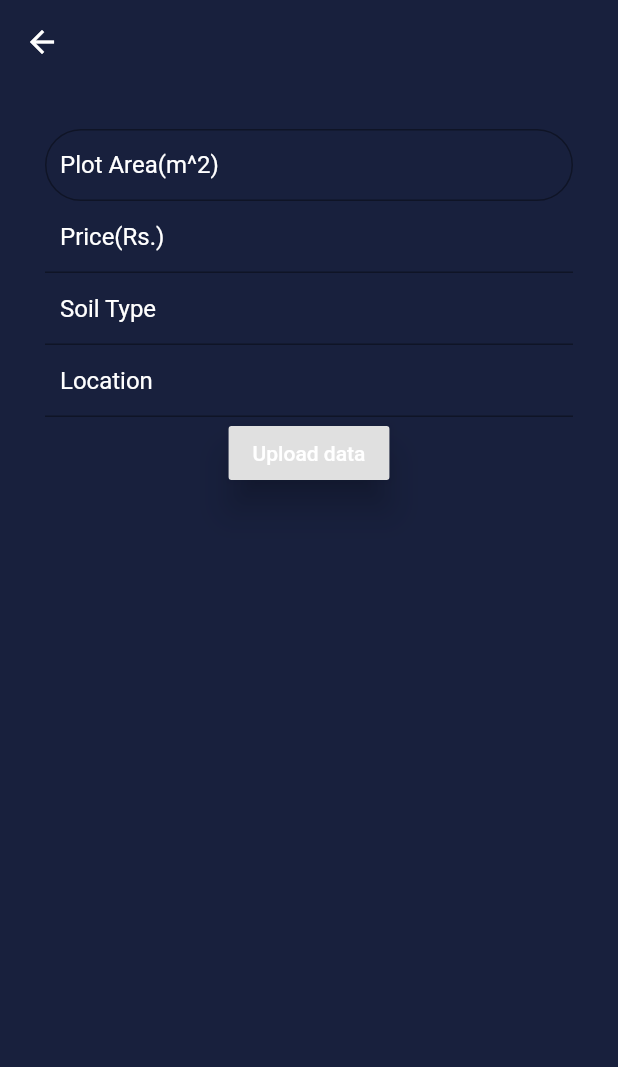
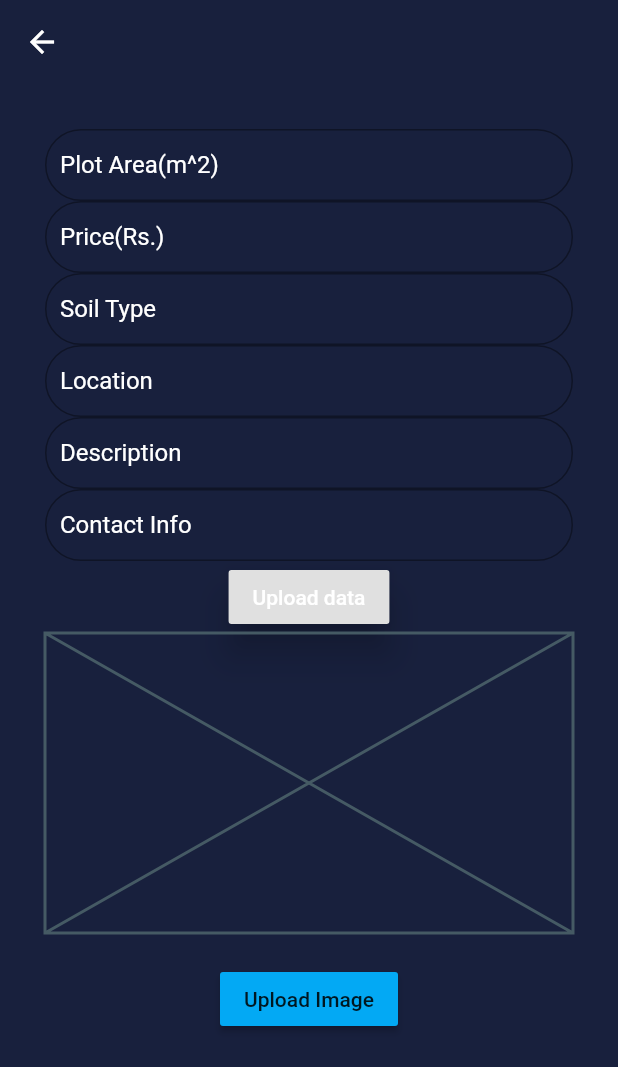
Before and after one commit to Ritwikmehta28/freelance_kisan, a Flutter app: the AddNewLand screen opened directly, after a tap on "Upload data", on a phone screen of 412 x 824 dp. Shown: the top 1067 px of the screen. Run offline on Flutter 3.47's test engine with Material 2 defaults, Android fonts, the phone set to English and light mode, and no system bars; our stand-ins replace cloud_firestore, firebase_auth, firebase_core, firebase_storage, font_awesome_flutter, google_fonts and 3 more; missing offline and left inert: flutter_facebook_auth; accounts and stored records are empty; network calls fail.

Commit message:
Image Upload

```diff
--- a/lib/AddNewLand.dart
+++ b/lib/AddNewLand.dart
@@ -1,5 +1,9 @@
+import 'package:firebase_storage/firebase_storage.dart';
 import 'package:flutter/material.dart';
 import 'package:cloud_firestore/cloud_firestore.dart';
+import 'dart:io';
+import 'package:image_picker/image_picker.dart';
+import 'package:permission_handler/permission_handler.dart';
 
 class AddNewLand extends StatefulWidget {
   @override
@@ -8,27 +12,65 @@ class AddNewLand extends StatefulWidget {
 
 class _AddNewLandState extends State<AddNewLand> {
 //  Variables
+  String imageUrl;
   int plotArea = 0;
   String location = "Default";
   int price = 0;
   String soilType = "Default";
+  String description = "Default";
+  String contactInfo = "Default";
   Color primaryColor = Color(0xff18203d);
 
-  void uploadImage() async {}
+  CollectionReference plots = FirebaseFirestore.instance.collection('Plots');
 
-  CollectionReference users = FirebaseFirestore.instance.collection('Plots');
-
-  Future<void> addUser() {
-    // Call the user's CollectionReference to add a new user
-    return users
+  Future<void> addPlot() {
+    return plots
         .add({
           'Plot_size': plotArea,
           'Soil_type': soilType,
           'Price': price,
-          'Location': location
+          'Location': location,
+          'Description': description,
+          'ContactInfo': contactInfo
         })
-        .then((value) => print("User Added"))
+        .then((value) => print("Plot added."))
         .catchError((error) => print("Failed to add user: $error"));
+  }
+
+  uploadImage() async {
+    final _storage = FirebaseStorage.instance;
+    final _picker = ImagePicker();
+    PickedFile image;
+
+    //Check Permissions
+    await Permission.photos.request();
+
+    var permissionStatus = await Permission.photos.status;
+
+    if (permissionStatus.isGranted) {
+      //Select Image
+      image = await _picker.getImage(source: ImageSource.gallery);
+      var file = File(image.path);
+
+      if (image != null) {
+        //Upload to Firebase
+        var snapshot = await _storage
+            .ref()
+            .child('folderName/imageName')
+            .putFile(file)
+            .onComplete;
+
+        var downloadUrl = await snapshot.ref.getDownloadURL();
+
+        setState(() {
+          imageUrl = downloadUrl;
+        });
+      } else {
+        print('No Path Received');
+      }
+    } else {
+      print('Grant Permissions and try again');
+    }
   }
 
   @override
@@ -43,7 +85,8 @@ class _AddNewLandState extends State<AddNewLand> {
           margin: EdgeInsets.all(30.0),
           child: Column(
             children: [
-              TextFormField(
+              TextField(
+                style: TextStyle(color: Colors.white),
                 onChanged: (value) {
                   plotArea = int.parse(value);
                 },
@@ -57,7 +100,8 @@ class _AddNewLandState extends State<AddNewLand> {
                   ),
                 ),
               ),
-              TextFormField(
+              TextField(
+                style: TextStyle(color: Colors.white),
                 onChanged: (value) {
                   price = int.parse(value);
                 },
@@ -65,9 +109,14 @@ class _AddNewLandState extends State<AddNewLand> {
                   contentPadding: EdgeInsets.symmetric(horizontal: 10),
                   labelText: 'Price(Rs.)',
                   labelStyle: TextStyle(color: Colors.white),
+                  border: OutlineInputBorder(
+                    borderRadius: BorderRadius.circular(25.0),
+                    borderSide: BorderSide(),
+                  ),
                 ),
               ),
-              TextFormField(
+              TextField(
+                style: TextStyle(color: Colors.white),
                 onChanged: (value) {
                   soilType = value;
                 },
@@ -75,25 +124,79 @@ class _AddNewLandState extends State<AddNewLand> {
                   contentPadding: EdgeInsets.symmetric(horizontal: 10),
                   labelText: 'Soil Type',
                   labelStyle: TextStyle(color: Colors.white),
+                  border: OutlineInputBorder(
+                    borderRadius: BorderRadius.circular(25.0),
+                    borderSide: BorderSide(),
+                  ),
                 ),
               ),
-              TextFormField(
+              TextField(
+                style: TextStyle(color: Colors.white),
                 onChanged: (value) {
                   location = value;
                 },
                 decoration: InputDecoration(
+                  fillColor: Colors.white,
                   contentPadding: EdgeInsets.symmetric(horizontal: 10),
                   labelText: 'Location',
                   labelStyle: TextStyle(color: Colors.white),
+                  border: OutlineInputBorder(
+                    borderRadius: BorderRadius.circular(25.0),
+                    borderSide: BorderSide(),
+                  ),
+                ),
+              ),
+              TextField(
+                style: TextStyle(color: Colors.white),
+                onChanged: (value) {
+                  description = value;
+                },
+                decoration: InputDecoration(
+                  fillColor: Colors.white,
+                  contentPadding: EdgeInsets.symmetric(horizontal: 10),
+                  labelText: 'Description',
+                  labelStyle: TextStyle(color: Colors.white),
+                  border: OutlineInputBorder(
+                    borderRadius: BorderRadius.circular(25.0),
+                    borderSide: BorderSide(),
+                  ),
+                ),
+              ),
+              TextField(
+                style: TextStyle(color: Colors.white),
+                onChanged: (value) {
+                  contactInfo = value;
+                },
+                decoration: InputDecoration(
+                  fillColor: Colors.white,
+                  contentPadding: EdgeInsets.symmetric(horizontal: 10),
+                  labelText: 'Contact Info',
+                  labelStyle: TextStyle(color: Colors.white),
+                  border: OutlineInputBorder(
+                    borderRadius: BorderRadius.circular(25.0),
+                    borderSide: BorderSide(),
+                  ),
                 ),
               ),
               RaisedButton(
                 onPressed: () {
-                  addUser();
+                  addPlot();
                 },
                 elevation: 10.0,
                 child: Text("Upload data"),
                 textColor: Colors.white,
+              ),
+              (imageUrl != null)
+                  ? Image.network(imageUrl)
+                  : Placeholder(
+                      fallbackHeight: 200.0, fallbackWidth: double.infinity),
+              SizedBox(
+                height: 20.0,
+              ),
+              RaisedButton(
+                child: Text('Upload Image'),
+                color: Colors.lightBlue,
+                onPressed: () => uploadImage(),
               )
             ],
           ),
--- a/lib/selectionPage.dart
+++ b/lib/selectionPage.dart
@@ -1,5 +1,6 @@
 import 'package:flutter/material.dart';
 import 'package:freelancekisan/AddNewLand.dart';
+import 'package:freelancekisan/SearchLand.dart';
 import 'package:google_fonts/google_fonts.dart';
 
 class SelectionPage extends StatefulWidget {
@@ -10,6 +11,7 @@ class SelectionPage extends StatefulWidget {
 class _SelectionPageState extends State<SelectionPage> {
   final Color primaryColor = Color(0xff18203d);
 
+  //Project
   @override
   Widget build(BuildContext context) {
     return Scaffold(
@@ -65,7 +67,10 @@ class _SelectionPageState extends State<SelectionPage> {
                 elevation: 0,
                 minWidth: double.maxFinite,
                 height: 50,
-                onPressed: () {},
+                onPressed: () {
+                  Navigator.push(
+                      context, MaterialPageRoute(builder: (_) => Searchland()));
+                },
                 color: Colors.blue,
                 child: Row(
                   mainAxisAlignment: MainAxisAlignment.center,
--- a/pubspec.yaml
+++ b/pubspec.yaml
@@ -35,6 +35,10 @@ dependencies:
   google_fonts:
   font_awesome_flutter:
   flutter_facebook_auth: "^0.2.3"
+  image_picker: ^0.6.7+11
+  image_cropper: ^1.3.1
+  firebase_storage: ^4.0.0
+  permission_handler: ^5.0.1+1
 
 dev_dependencies:
   flutter_test:
```
Also changed, not shown: pubspec.lock.
